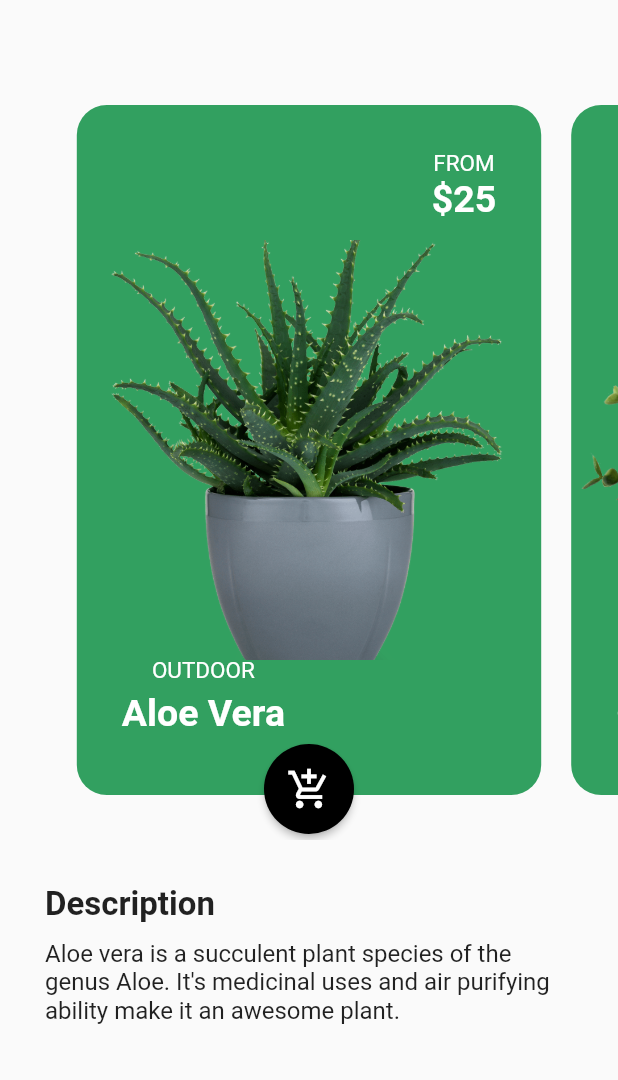
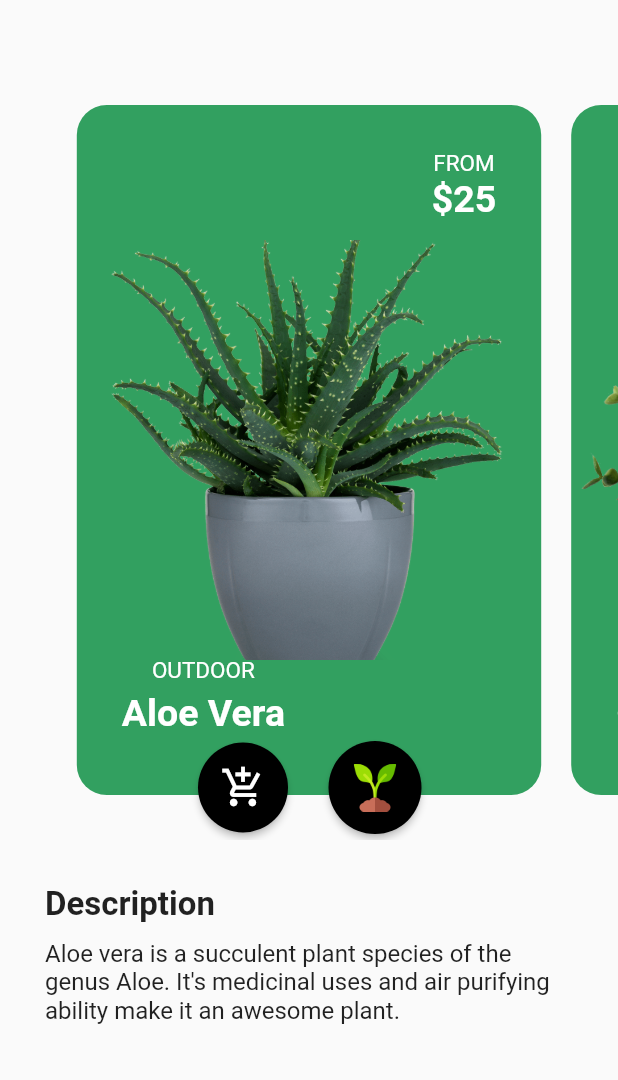
Before and after one commit to CasCard/treeward, a Flutter app: the screen it shows after launch, on a phone screen of 412 x 824 dp, the part 156-1236 px from its top. Run offline on Flutter 3.47's test engine with Material 2 defaults, Android fonts, the phone set to English and light mode, and no system bars.

Commit message:
added plant a tree option

```diff
--- a/lib/screens/plants_tab.dart
+++ b/lib/screens/plants_tab.dart
@@ -117,7 +117,9 @@ class _PlantTabState extends State<PlantTab> {
             ),
             Positioned(
                 bottom: 4.0,
-                child: RawMaterialButton(
+                child: Row(
+                  children: <Widget>[
+                    RawMaterialButton(
                       padding: EdgeInsets.all(15.0),
                       shape: CircleBorder(),
                       elevation: 2.0,
@@ -128,7 +130,21 @@ class _PlantTabState extends State<PlantTab> {
                         size: 30.0,
                       ),
                       onPressed: () => print('Add to cart'),
-                ))
+                    ),
+                    RawMaterialButton(
+                      padding: EdgeInsets.all(15.0),
+                      shape: CircleBorder(),
+                      elevation: 2.0,
+                      fillColor: Colors.black,
+                      child: Image.asset(
+                        'assets/images/gardening.png',
+                        width: 32,
+                        height: 32,
+                      ),
+                      onPressed: () => print('Add to cart'),
+                    ),
+                  ],
+                )),
           ],
         ),
       ),
```
Also changed, not shown: assets/images/gardening.png (added). Lines whose indentation alone changed are shown as unchanged.
